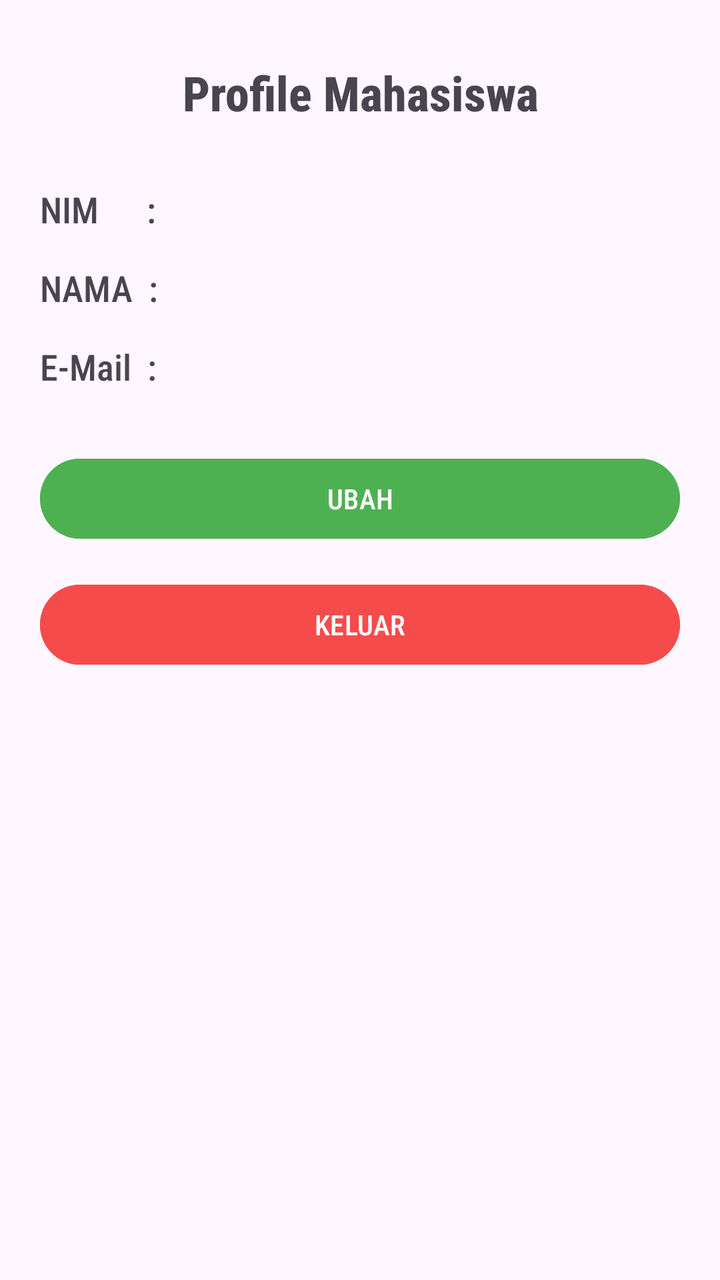
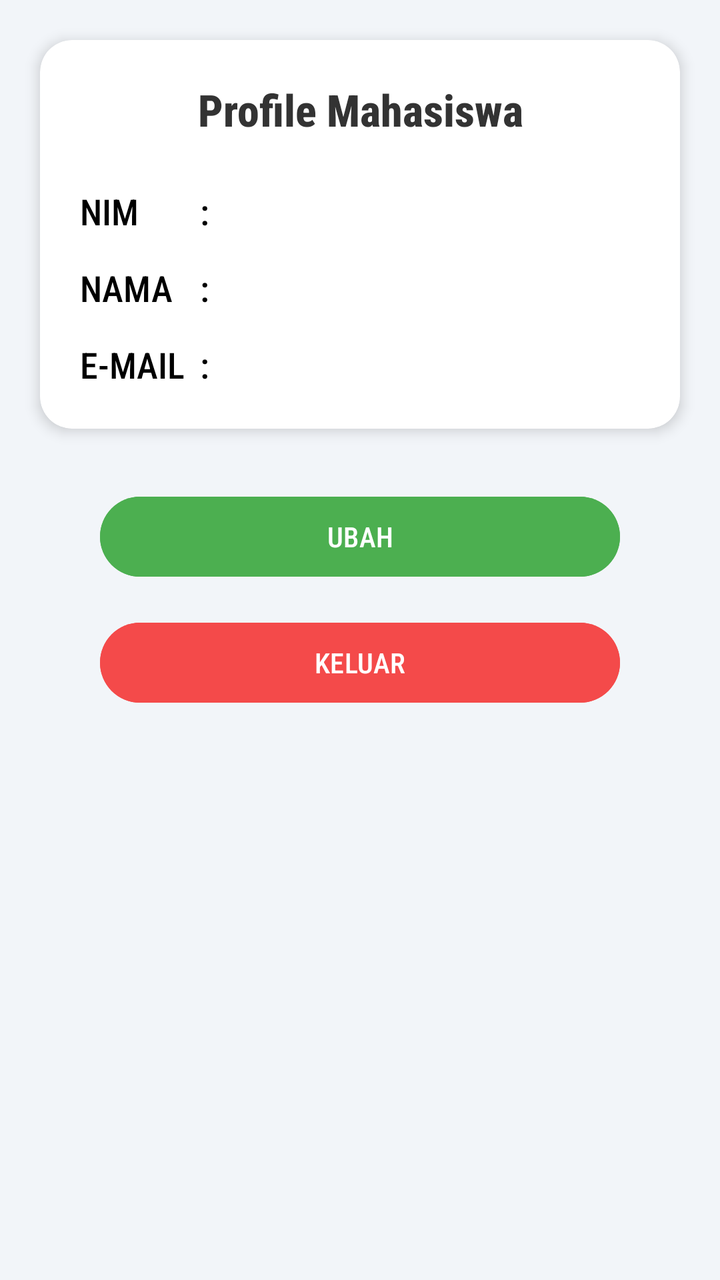

An Android layout rendered at two revisions. The XML below is the earlier revision; the diff shows what the commit changed to produce the second picture.
<!-- AndroidManifest.xml: application theme Theme.PraktikumMP_G111240035_AgungSlametRiyadi -->
<!-- res/layout/activity_profile_mahasiswa.xml -->
<?xml version="1.0" encoding="utf-8"?>
<androidx.constraintlayout.widget.ConstraintLayout xmlns:android="http://schemas.android.com/apk/res/android"
    xmlns:app="http://schemas.android.com/apk/res-auto"
    xmlns:tools="http://schemas.android.com/tools"
    android:id="@+id/main"
    android:layout_width="match_parent"
    android:layout_height="match_parent"
    tools:context=".ProfileMahasiswa">

    <TextView
        android:id="@+id/textProfile"
        android:layout_width="0dp"
        android:layout_height="wrap_content"
        android:layout_marginStart="70dp"
        android:layout_marginTop="30dp"
        android:layout_marginEnd="70dp"
        android:fontFamily="sans-serif-condensed-medium"
        android:text="Profile Mahasiswa"
        android:textAlignment="center"
        android:textSize="24sp"
        android:textStyle="bold"
        app:layout_constraintEnd_toEndOf="parent"
        app:layout_constraintStart_toStartOf="parent"
        app:layout_constraintTop_toTopOf="parent"
        tools:ignore="MissingConstraints" />

    <TextView
        android:id="@+id/textNIM"
        android:layout_width="0dp"
        android:layout_height="wrap_content"
        android:layout_marginStart="20dp"
        android:layout_marginTop="30dp"
        android:layout_marginEnd="20dp"
        android:fontFamily="sans-serif-condensed-medium"
        android:text="NIM      :"
        android:textSize="18sp"
        app:layout_constraintEnd_toEndOf="parent"
        app:layout_constraintStart_toStartOf="parent"
        app:layout_constraintTop_toBottomOf="@+id/textProfile" />

    <TextView
        android:id="@+id/textNama"
        android:layout_width="0dp"
        android:layout_height="wrap_content"
        android:layout_marginStart="20dp"
        android:layout_marginTop="15dp"
        android:layout_marginEnd="20dp"
        android:fontFamily="sans-serif-condensed-medium"
        android:text="NAMA  :"
        android:textSize="18sp"
        app:layout_constraintEnd_toEndOf="parent"
        app:layout_constraintStart_toStartOf="parent"
        app:layout_constraintTop_toBottomOf="@+id/textNIM" />

    <TextView
        android:id="@+id/textEmail"
        android:layout_width="0dp"
        android:layout_height="wrap_content"
        android:layout_marginStart="20dp"
        android:layout_marginTop="15dp"
        android:layout_marginEnd="20dp"
        android:fontFamily="sans-serif-condensed-medium"
        android:text="E-Mail  :"
        android:textSize="18sp"
        app:layout_constraintEnd_toEndOf="parent"
        app:layout_constraintStart_toStartOf="parent"
        app:layout_constraintTop_toBottomOf="@+id/textNama" />

    <Button
        android:id="@+id/btnEdit"
        android:layout_width="0dp"
        android:layout_height="wrap_content"
        android:layout_marginStart="20dp"
        android:layout_marginTop="30dp"
        android:layout_marginEnd="20dp"
        android:backgroundTint="#4DB151"
        android:fontFamily="sans-serif-condensed-medium"
        android:text="UBAH"
        app:layout_constraintEnd_toEndOf="parent"
        app:layout_constraintStart_toStartOf="parent"
        app:layout_constraintTop_toBottomOf="@+id/textEmail" />

    <Button
        android:id="@+id/btnKeluar"
        android:layout_width="0dp"
        android:layout_height="wrap_content"
        android:layout_marginStart="20dp"
        android:layout_marginTop="15dp"
        android:layout_marginEnd="20dp"
        android:backgroundTint="#F64B4B"
        android:fontFamily="sans-serif-condensed-medium"
        android:text="KELUAR"
        app:layout_constraintEnd_toEndOf="parent"
        app:layout_constraintStart_toStartOf="parent"
        app:layout_constraintTop_toBottomOf="@+id/btnEdit" />
</androidx.constraintlayout.widget.ConstraintLayout>
<!-- resources referenced by this layout -->
<resources>
  <style name="Theme.PraktikumMP_G111240035_AgungSlametRiyadi" parent="Base.Theme.PraktikumMP_G111240035_AgungSlametRiyadi" />
  <style name="Base.Theme.PraktikumMP_G111240035_AgungSlametRiyadi" parent="Theme.Material3.DayNight.NoActionBar">
          
          
      </style>
</resources>

<!-- the commit's change to res/layout/activity_profile_mahasiswa.xml (unified diff, before → after) -->
@@ -1,96 +1,153 @@
 <?xml version="1.0" encoding="utf-8"?>
-<androidx.constraintlayout.widget.ConstraintLayout xmlns:android="http://schemas.android.com/apk/res/android"
+<androidx.constraintlayout.widget.ConstraintLayout
+    xmlns:android="http://schemas.android.com/apk/res/android"
     xmlns:app="http://schemas.android.com/apk/res-auto"
     xmlns:tools="http://schemas.android.com/tools"
     android:id="@+id/main"
     android:layout_width="match_parent"
     android:layout_height="match_parent"
+    android:background="#F2F5F9"
     tools:context=".ProfileMahasiswa">
 
-    <TextView
-        android:id="@+id/textProfile"
+    
+    <androidx.cardview.widget.CardView
+        android:id="@+id/cardProfile"
         android:layout_width="0dp"
         android:layout_height="wrap_content"
-        android:layout_marginStart="70dp"
-        android:layout_marginTop="30dp"
-        android:layout_marginEnd="70dp"
-        android:fontFamily="sans-serif-condensed-medium"
-        android:text="Profile Mahasiswa"
-        android:textAlignment="center"
-        android:textSize="24sp"
-        android:textStyle="bold"
-        app:layout_constraintEnd_toEndOf="parent"
+        android:layout_margin="20dp"
+        app:cardCornerRadius="16dp"
+        app:cardElevation="4dp"
+        app:cardBackgroundColor="#FFFFFF"
+        app:layout_constraintTop_toTopOf="parent"
         app:layout_constraintStart_toStartOf="parent"
-        app:layout_constraintTop_toTopOf="parent"
-        tools:ignore="MissingConstraints" />
+        app:layout_constraintEnd_toEndOf="parent">
 
-    <TextView
-        android:id="@+id/textNIM"
-        android:layout_width="0dp"
-        android:layout_height="wrap_content"
-        android:layout_marginStart="20dp"
-        android:layout_marginTop="30dp"
-        android:layout_marginEnd="20dp"
-        android:fontFamily="sans-serif-condensed-medium"
-        android:text="NIM      :"
-        android:textSize="18sp"
-        app:layout_constraintEnd_toEndOf="parent"
-        app:layout_constraintStart_toStartOf="parent"
-        app:layout_constraintTop_toBottomOf="@+id/textProfile" />
+        <LinearLayout
+            android:layout_width="match_parent"
+            android:layout_height="wrap_content"
+            android:orientation="vertical"
+            android:padding="20dp">
 
-    <TextView
-        android:id="@+id/textNama"
-        android:layout_width="0dp"
-        android:layout_height="wrap_content"
-        android:layout_marginStart="20dp"
-        android:layout_marginTop="15dp"
-        android:layout_marginEnd="20dp"
-        android:fontFamily="sans-serif-condensed-medium"
-        android:text="NAMA  :"
-        android:textSize="18sp"
-        app:layout_constraintEnd_toEndOf="parent"
-        app:layout_constraintStart_toStartOf="parent"
-        app:layout_constraintTop_toBottomOf="@+id/textNIM" />
+            
+            <TextView
+                android:id="@+id/textProfile"
+                android:layout_width="match_parent"
+                android:layout_height="wrap_content"
+                android:text="Profile Mahasiswa"
+                android:textAlignment="center"
+                android:textSize="22sp"
+                android:textStyle="bold"
+                android:textColor="#333333"
+                android:fontFamily="sans-serif-condensed-medium" />
 
-    <TextView
-        android:id="@+id/textEmail"
-        android:layout_width="0dp"
-        android:layout_height="wrap_content"
-        android:layout_marginStart="20dp"
-        android:layout_marginTop="15dp"
-        android:layout_marginEnd="20dp"
-        android:fontFamily="sans-serif-condensed-medium"
-        android:text="E-Mail  :"
-        android:textSize="18sp"
-        app:layout_constraintEnd_toEndOf="parent"
-        app:layout_constraintStart_toStartOf="parent"
-        app:layout_constraintTop_toBottomOf="@+id/textNama" />
+            
+            <LinearLayout
+                android:layout_width="match_parent"
+                android:layout_height="wrap_content"
+                android:layout_marginTop="24dp"
+                android:orientation="horizontal">
 
+                <TextView
+                    android:layout_width="60dp"
+                    android:layout_height="wrap_content"
+                    android:text="NIM"
+                    android:textSize="18sp"
+                    android:textColor="#000000"
+                    android:fontFamily="sans-serif-condensed-medium" />
+
+                <TextView
+                    android:id="@+id/textNIM"
+                    android:layout_width="wrap_content"
+                    android:layout_height="wrap_content"
+                    android:text=": "
+                    android:textSize="18sp"
+                    android:textColor="#000000"
+                    android:fontFamily="sans-serif-condensed-medium" />
+            </LinearLayout>
+
+            
+            <LinearLayout
+                android:layout_width="match_parent"
+                android:layout_height="wrap_content"
+                android:layout_marginTop="14dp"
+                android:orientation="horizontal">
+
+                <TextView
+                    android:layout_width="60dp"
+                    android:layout_height="wrap_content"
+                    android:text="NAMA"
+                    android:textSize="18sp"
+                    android:textColor="#000000"
+                    android:fontFamily="sans-serif-condensed-medium" />
+
+                <TextView
+                    android:id="@+id/textNama"
+                    android:layout_width="wrap_content"
+                    android:layout_height="wrap_content"
+                    android:text=": "
+                    android:textSize="18sp"
+                    android:textColor="#000000"
+                    android:fontFamily="sans-serif-condensed-medium" />
+            </LinearLayout>
+
+            
+            <LinearLayout
+                android:layout_width="match_parent"
+                android:layout_height="wrap_content"
+                android:layout_marginTop="14dp"
+                android:orientation="horizontal">
+
+                <TextView
+                    android:layout_width="60dp"
+                    android:layout_height="wrap_content"
+                    android:text="E-MAIL"
+                    android:textSize="18sp"
+                    android:textColor="#000000"
+                    android:fontFamily="sans-serif-condensed-medium" />
+
+                <TextView
+                    android:id="@+id/textEmail"
+                    android:layout_width="wrap_content"
+                    android:layout_height="wrap_content"
+                    android:text=": "
+                    android:textSize="18sp"
+                    android:textColor="#000000"
+                    android:fontFamily="sans-serif-condensed-medium" />
+            </LinearLayout>
+
+        </LinearLayout>
+    </androidx.cardview.widget.CardView>
+
+    
     <Button
         android:id="@+id/btnEdit"
         android:layout_width="0dp"
         android:layout_height="wrap_content"
-        android:layout_marginStart="20dp"
+        android:layout_marginStart="50dp"
+        android:layout_marginEnd="50dp"
         android:layout_marginTop="30dp"
-        android:layout_marginEnd="20dp"
-        android:backgroundTint="#4DB151"
+        android:text="UBAH"
+        android:textColor="#FFFFFF"
+        android:backgroundTint="#4CAF50"
         android:fontFamily="sans-serif-condensed-medium"
-        android:text="UBAH"
-        app:layout_constraintEnd_toEndOf="parent"
+        app:layout_constraintTop_toBottomOf="@+id/cardProfile"
         app:layout_constraintStart_toStartOf="parent"
-        app:layout_constraintTop_toBottomOf="@+id/textEmail" />
+        app:layout_constraintEnd_toEndOf="parent" />
 
+    
     <Button
         android:id="@+id/btnKeluar"
         android:layout_width="0dp"
         android:layout_height="wrap_content"
-        android:layout_marginStart="20dp"
+        android:layout_marginStart="50dp"
+        android:layout_marginEnd="50dp"
         android:layout_marginTop="15dp"
-        android:layout_marginEnd="20dp"
-        android:backgroundTint="#F64B4B"
+        android:text="KELUAR"
+        android:textColor="#FFFFFF"
+        android:backgroundTint="#F44A4A"
         android:fontFamily="sans-serif-condensed-medium"
-        android:text="KELUAR"
-        app:layout_constraintEnd_toEndOf="parent"
+        app:layout_constraintTop_toBottomOf="@+id/btnEdit"
         app:layout_constraintStart_toStartOf="parent"
-        app:layout_constraintTop_toBottomOf="@+id/btnEdit" />
+        app:layout_constraintEnd_toEndOf="parent" />
+
 </androidx.constraintlayout.widget.ConstraintLayout>
